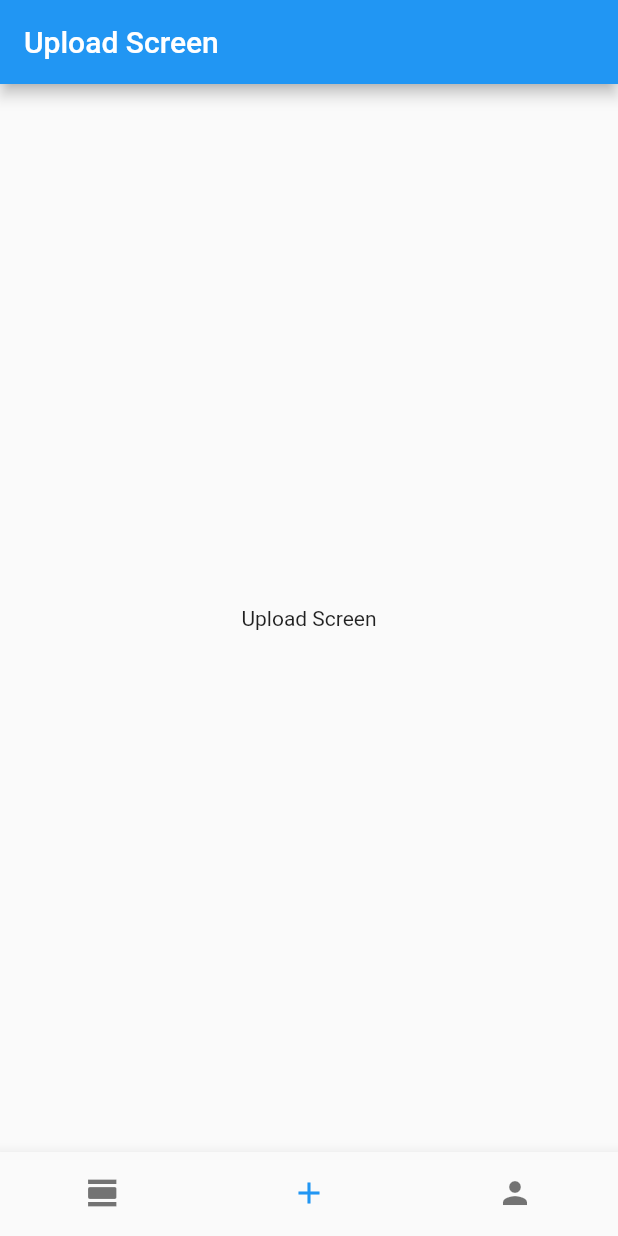
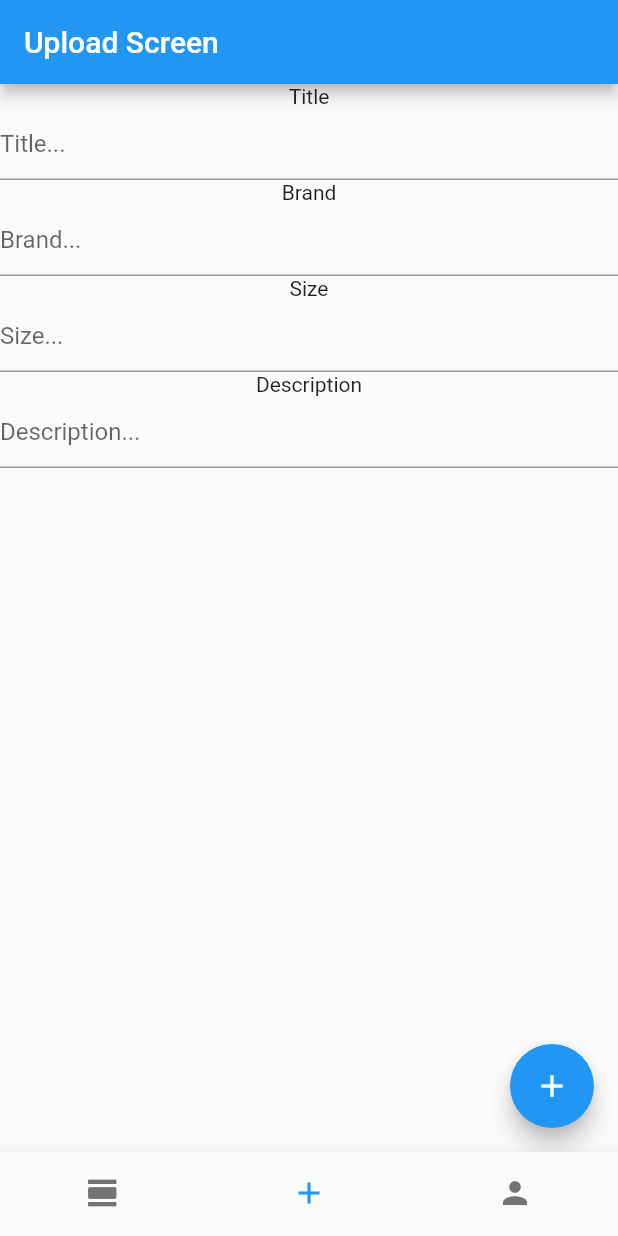
Before and after one commit to dibbs-team/kledd, a Flutter app: the screen it shows once a user with an empty profile is signed in, item 2 of the bottom bar chosen, on a phone screen of 412 x 824 dp. Run offline on Flutter 3.47's test engine with Material 2 defaults, Android fonts, the phone set to English and light mode, and no system bars; our stand-ins replace cloud_firestore, firebase_auth, google_sign_in, smooth_page_indicator; missing offline and left inert: flutter_auth_buttons, paginate_firestore; accounts and stored records are empty.

Commit message:
feat: upload product

```diff
--- a/lib/lang/my_localizations.dart
+++ b/lib/lang/my_localizations.dart
@@ -51,4 +51,22 @@ class MyLocalizations {
       Intl.message('Authentication failed. Please try again.',
           name: 'authFailed',
           desc: 'Shown in snackbar if authentication is unsuccessful');
+
+  String get requiredField => Intl.message(
+        'This field is required.',
+        name: 'requiredField',
+        desc: 'Shown in input form when required field is empty.',
+      );
+
+  String get successfulUpload => Intl.message(
+        'Product upload was successful.',
+        name: 'successfulUpload',
+        desc: 'Shown in snackbar after upload was successful.',
+      );
+
+  String get unsuccessfulUpload => Intl.message(
+        'Product upload was unsuccessful.',
+        name: 'unsuccessfulUpload',
+        desc: 'Shown in snackbar after upload was unsuccessful.',
+      );
 }
--- a/lib/models/product.dart
+++ b/lib/models/product.dart
@@ -3,29 +3,52 @@ import 'package:cloud_firestore/cloud_firestore.dart';
 
 class Product {
   final String id;
+  final String renter;
   final String title;
   final String imageUrl;
   final String brand;
   final String size;
+  final String description;
 
   Product({
     @required this.id,
+    @required this.renter,
     @required this.title,
     @required this.imageUrl,
     @required this.brand,
     @required this.size,
+    @required this.description,
   });
 
   /// Creates a product from a documentSapshot (result of query from Firestore).
   static Product fromSnapshot(DocumentSnapshot snapshot) {
     return Product(
       id: snapshot.documentID,
+      renter: snapshot.data['renter'],
       title: snapshot.data['title'],
-      // TODO: Replace the following with actual data from the server.
-      size: "Size",
-      brand: "Brand",
-      imageUrl:
-          "https://www.lulus.com/images/product/xlarge/3301380_667902.jpg",
+      size: snapshot.data['size'],
+      brand: snapshot.data['brand'],
+      imageUrl: snapshot.data['image'],
+      description: snapshot.data['description'],
     );
   }
+
+  /// Generates data for adding a product to Firestore.
+  static Map<String, Object> generateAddData({
+    @required renter,
+    @required title,
+    @required imageUrl,
+    @required brand,
+    @required size,
+    @required description,
+  }) {
+    return {
+      'renter': renter,
+      'title': title,
+      'image': imageUrl,
+      'brand': brand,
+      'size': size,
+      'description': description,
+    };
+  }
 }
--- a/lib/screens/tab_screen.dart
+++ b/lib/screens/tab_screen.dart
@@ -1,7 +1,7 @@
 import 'package:flutter/material.dart';
 
 import 'feed_screen.dart';
-import 'upload_item_screen.dart';
+import 'upload_product_screen.dart';
 import 'profile_screen.dart';
 
 class TabScreen extends StatefulWidget {
@@ -14,7 +14,7 @@ class _TabScreenState extends State<TabScreen> {
 
   static final List<Widget> _tabs = <Widget>[
     FeedScreen(),
-    UploadItemScreen(),
+    UploadProductScreen(),
     ProfileScreen(),
   ];
 
--- a/lib/screens/upload_item_screen.dart
+++ /dev/null
@@ -1,16 +0,0 @@
-import 'package:flutter/material.dart';
-
-class UploadItemScreen extends StatelessWidget {
-  @override
-  Widget build(BuildContext context) {
-    print("Building upload");
-    return Scaffold(
-      appBar: AppBar(
-        title: Text("Upload Screen"),
-      ),
-      body: Center(
-        child: Text("Upload Screen"),
-      ),
-    );
-  }
-}
--- /dev/null
+++ b/lib/screens/upload_product_screen.dart
@@ -0,0 +1,94 @@
+import 'package:flutter/material.dart';
+import 'package:cloud_firestore/cloud_firestore.dart';
+import 'package:firebase_auth/firebase_auth.dart';
+
+import '../widgets/upload/text_input_field.dart';
+import '../models/product.dart';
+import '../lang/my_localizations.dart';
+
+class UploadProductScreen extends StatelessWidget {
+  final _formKey = GlobalKey<FormState>();
+  // TODO: Refactor to use the fields from the product design.
+  final _titleInput = TextInputField(
+    title: 'Title',
+    hint: 'Title...',
+  );
+  final _brandInput = TextInputField(
+    title: 'Brand',
+    hint: 'Brand...',
+  );
+  final _sizeInput = TextInputField(
+    title: 'Size',
+    hint: 'Size...',
+  );
+  final _descriptionInput = TextInputField(
+    title: 'Description',
+    hint: 'Description...',
+  );
+
+  showUploadResultSnackBar(BuildContext ctx, {bool success}) {
+    final l10n = MyLocalizations.of(ctx);
+    Scaffold.of(ctx).showSnackBar(
+      SnackBar(
+        content:
+            Text(success ? l10n.successfulUpload : l10n.unsuccessfulUpload),
+      ),
+    );
+  }
+
+  resetInput() {
+    _titleInput.clear();
+    _brandInput.clear();
+    _sizeInput.clear();
+    _descriptionInput.clear();
+  }
+
+  @override
+  Widget build(BuildContext context) {
+    return Scaffold(
+      appBar: AppBar(
+        title: Text("Upload Screen"),
+      ),
+      floatingActionButton: FloatingActionButton(
+        child: Icon(Icons.add),
+        onPressed: () async {
+          if (_formKey.currentState.validate()) {
+            try {
+              final FirebaseUser user =
+                  await FirebaseAuth.instance.currentUser();
+              await Firestore.instance.collection('products').add(
+                    Product.generateAddData(
+                      renter: user.uid,
+                      title: _titleInput.text,
+                      // TODO: Use own image.
+                      imageUrl:
+                          "https://www.lulus.com/images/product/xlarge/3301380_667902.jpg",
+                      brand: _brandInput.text,
+                      size: _sizeInput.text,
+                      description: _descriptionInput.text,
+                    ),
+                  );
+              showUploadResultSnackBar(context, success: true);
+              resetInput();
+            } catch (error) {
+              showUploadResultSnackBar(context, success: false);
+            }
+          }
+        },
+      ),
+      body: SingleChildScrollView(
+        child: Form(
+          key: _formKey,
+          child: Column(
+            children: [
+              _titleInput,
+              _brandInput,
+              _sizeInput,
+              _descriptionInput,
+            ],
+          ),
+        ),
+      ),
+    );
+  }
+}
--- /dev/null
+++ b/lib/widgets/upload/text_input_field.dart
@@ -0,0 +1,40 @@
+import 'package:flutter/material.dart';
+
+import '../../lang/my_localizations.dart';
+
+class TextInputField extends StatelessWidget {
+  final String title;
+  final String hint;
+  final _controller = TextEditingController();
+
+  TextInputField({this.title, this.hint = ''});
+
+  get text => _controller.text;
+
+  void clear() {
+    _controller.text = '';
+  }
+
+  @override
+  Widget build(BuildContext context) {
+    final l10n = MyLocalizations.of(context);
+
+    return Column(
+      children: [
+        Text(title),
+        TextFormField(
+          controller: _controller,
+          decoration: InputDecoration(
+            hintText: hint,
+          ),
+          validator: (value) {
+            if (value.isEmpty) {
+              return l10n.requiredField;
+            }
+            return null;
+          },
+        ),
+      ],
+    );
+  }
+}
```
